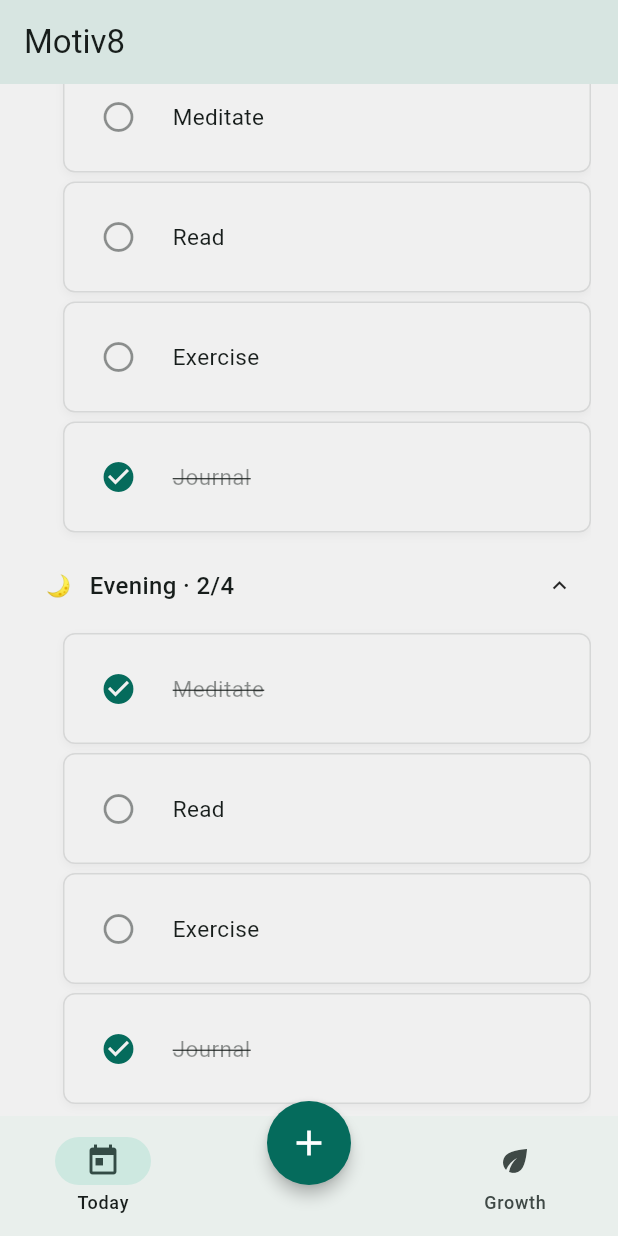
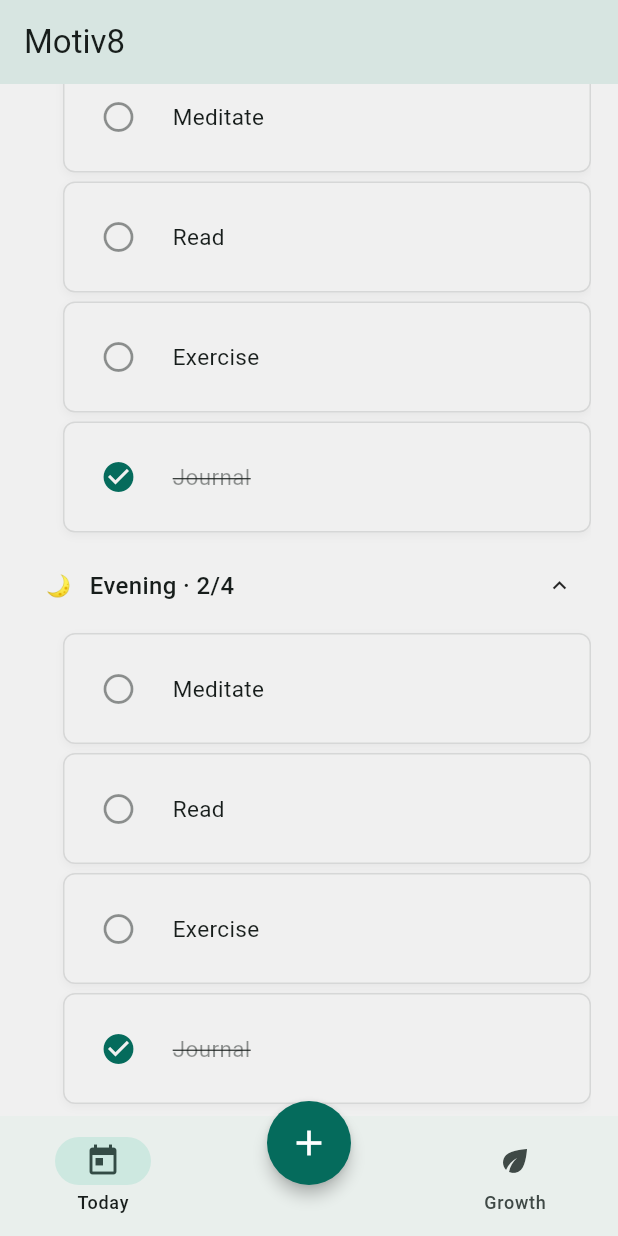
Before and after one commit to daniel-neyla/motiv8, a Flutter app: the screen it shows after launch, scrolled down 573 dp, after a tap on the "check circle" icon, on a phone screen of 412 x 824 dp. Run offline on Flutter 3.47's test engine with Material 3 defaults, Android fonts, the phone set to English and light mode, and no system bars; our stand-ins replace flutter_svg.

Commit message:
Moved tasks to the today view and implemented a callback function to toggle tasks completion status

```diff
--- a/lib/today/task_item.dart
+++ b/lib/today/task_item.dart
@@ -1,19 +1,16 @@
 import 'package:flutter/material.dart';
+import 'task.dart';
 
 class TaskItem extends StatelessWidget {
-  final String title;
-  final bool completed;
-  final String id;
-  final void Function(String taskId) onToggle;
-
   const TaskItem({
     super.key,
-    required this.title,
-    this.completed = false,
+    required this.task,
+    required this.onToggle,
 
-    required this.id,
-    required this.onToggle,
+    // required this.onToggle,
   });
+  final Task task;
+  final void Function(String) onToggle;
 
   @override
   Widget build(BuildContext context) {
@@ -39,12 +36,16 @@ class TaskItem extends StatelessWidget {
         child: Row(
           children: [
             IconButton(
-              onPressed: () => onToggle(id),
+              onPressed: () {
+                onToggle(task.id);
+              },
 
               icon: Icon(
-                completed ? Icons.check_circle : Icons.radio_button_unchecked,
+                task.completed
+                    ? Icons.check_circle
+                    : Icons.radio_button_unchecked,
                 size: 24,
-                color: completed
+                color: task.completed
                     ? colorScheme.primary
                     : colorScheme.onSurface.withAlpha(120),
               ),
@@ -52,11 +53,13 @@ class TaskItem extends StatelessWidget {
             const SizedBox(width: 12),
             Expanded(
               child: Text(
-                title,
+                task.title,
                 style: TextStyle(
                   fontSize: 15,
-                  decoration: completed ? TextDecoration.lineThrough : null,
-                  color: completed
+                  decoration: task.completed
+                      ? TextDecoration.lineThrough
+                      : null,
+                  color: task.completed
                       ? colorScheme.onSurface.withAlpha(120)
                       : colorScheme.onSurface,
                 ),
--- a/lib/today/tasks_section.dart
+++ b/lib/today/tasks_section.dart
@@ -1,14 +1,21 @@
 import 'package:flutter/material.dart';
 import 'time_zone_section.dart';
+import 'task.dart';
 
 class TasksSection extends StatelessWidget {
-  const TasksSection({super.key});
+  const TasksSection({
+    super.key,
+    required this.tasks,
+    required this.onToggleTask,
+  });
+  final void Function(String) onToggleTask;
+  final List<Task> tasks;
 
   @override
   Widget build(BuildContext context) {
     return Column(
       crossAxisAlignment: CrossAxisAlignment.start,
-      children: const [
+      children: [
         Opacity(
           opacity: 0.6,
           child: Text(
@@ -21,16 +28,22 @@ class TasksSection extends StatelessWidget {
           title: 'Morning',
           state: TimeZoneStates.past,
           emoji: '☀️',
+          tasks: tasks,
+          onToggleTask: onToggleTask,
         ),
         TimeZoneSection(
           title: 'Afternoon',
           state: TimeZoneStates.active,
           emoji: '🌤️',
+          tasks: tasks,
+          onToggleTask: onToggleTask,
         ),
         TimeZoneSection(
           title: 'Evening',
           state: TimeZoneStates.future,
           emoji: '🌙',
+          tasks: tasks,
+          onToggleTask: onToggleTask,
         ),
       ],
     );
--- a/lib/today/time_zone_section.dart
+++ b/lib/today/time_zone_section.dart
@@ -1,6 +1,5 @@
 import 'package:flutter/material.dart';
 import 'task_item.dart';
-import 'task.dart';
 
 enum TimeZoneStates { past, active, future }
 
@@ -8,13 +7,18 @@ class TimeZoneSection extends StatefulWidget {
   final String title;
   final TimeZoneStates state;
   final String emoji;
-
+  final List tasks;
+  // final void Function(String taskId) onToggle;
   const TimeZoneSection({
     super.key,
     required this.title,
     required this.state,
     required this.emoji,
+    required this.tasks,
+    required this.onToggleTask,
   });
+
+  final void Function(String) onToggleTask;
 
   @override
   State<TimeZoneSection> createState() => _TimeZoneSectionState();
@@ -23,12 +27,6 @@ class TimeZoneSection extends StatefulWidget {
 class _TimeZoneSectionState extends State<TimeZoneSection> {
   bool isOpen = true;
 
-  List<Task> tasks = [
-    Task(id: '1', title: 'Meditate', completed: true),
-    Task(id: '2', title: 'Read', completed: false),
-    Task(id: '3', title: 'Exercise', completed: false),
-    Task(id: '4', title: 'Journal', completed: true),
-  ];
   @override
   initState() {
     super.initState();
@@ -98,36 +96,21 @@ class _TimeZoneSectionState extends State<TimeZoneSection> {
           ),
           SizedBox(height: isOpen ? 12 : 0),
           if (isOpen)
-            if (tasks.isNotEmpty)
+            if (widget.tasks.isNotEmpty)
               ListView.separated(
                 padding: const EdgeInsets.only(left: 24),
                 shrinkWrap: true,
                 physics: const NeverScrollableScrollPhysics(),
                 itemBuilder: (BuildContext context, int index) {
                   return TaskItem(
-                    title: tasks[index].title,
-                    completed: tasks[index].completed,
-                    id: tasks[index].id,
-                    onToggle: (String taskId) {
-                      setState(() {
-                        final taskIndex = tasks.indexWhere(
-                          (task) => task.id == taskId,
-                        );
-                        if (taskIndex != -1) {
-                          tasks[taskIndex] = Task(
-                            id: tasks[taskIndex].id,
-                            title: tasks[taskIndex].title,
-                            completed: !tasks[taskIndex].completed,
-                          );
-                        }
-                      });
-                    },
+                    task: widget.tasks[index],
+                    onToggle: widget.onToggleTask,
                   );
                 },
                 separatorBuilder: (BuildContext context, int index) {
                   return const SizedBox(height: 6);
                 },
-                itemCount: tasks.length,
+                itemCount: widget.tasks.length,
               )
             else
               Padding(
--- a/lib/today/today_view.dart
+++ b/lib/today/today_view.dart
@@ -4,6 +4,7 @@ import 'greeting_message.dart';
 import 'direction_reminder.dart';
 import 'tasks_section.dart';
 import 'goal.dart';
+import 'task.dart';
 
 class TodayView extends StatefulWidget {
   const TodayView({super.key});
@@ -15,6 +16,41 @@ class TodayView extends StatefulWidget {
 class _TodayViewState extends State<TodayView> {
   final ScrollController _scrollController = ScrollController();
   double _directionOpacity = 1.0;
+  List<Goal> goals = [
+    Goal(
+      '1',
+      'Build Motiv8',
+      'To create a system that helps me grow without pressure.',
+    ),
+    Goal(
+      '2',
+      'Exercise regularly',
+      'To improve my physical and mental health.',
+    ),
+    Goal('3', 'Read more books', 'To expand my knowledge and perspective.'),
+  ];
+
+  List<Task> tasks = [
+    Task(id: '1', title: 'Meditate', completed: true),
+    Task(id: '2', title: 'Read', completed: false),
+    Task(id: '3', title: 'Exercise', completed: false),
+    Task(id: '4', title: 'Journal', completed: true),
+  ];
+
+  void toggleTask(String taskId) {
+    setState(() {
+      tasks = tasks.map((task) {
+        if (task.id == taskId) {
+          return Task(
+            id: task.id,
+            title: task.title,
+            completed: !task.completed,
+          );
+        }
+        return task;
+      }).toList();
+    });
+  }
 
   @override
   void initState() {
@@ -65,29 +101,13 @@ class _TodayViewState extends State<TodayView> {
                 child: AnimatedOpacity(
                   duration: Duration(milliseconds: 200),
                   opacity: _directionOpacity,
-                  child: DirectionReminder(
-                    goals: [
-                      Goal(
-                        '1',
-                        'Build Motiv8',
-                        'To create a system that helps me grow without pressure.',
-                      ),
-                      Goal(
-                        '2',
-                        'Exercise regularly',
-                        'To improve my physical and mental health.',
-                      ),
-                      Goal(
-                        '3',
-                        'Read more books',
-                        'To expand my knowledge and perspective.',
-                      ),
-                    ],
-                  ),
+                  child: DirectionReminder(goals: goals),
                 ),
               ),
               SliverToBoxAdapter(child: SizedBox(height: 12)),
-              SliverToBoxAdapter(child: TasksSection()),
+              SliverToBoxAdapter(
+                child: TasksSection(tasks: tasks, onToggleTask: toggleTask),
+              ),
             ],
           ),
         ),
```
